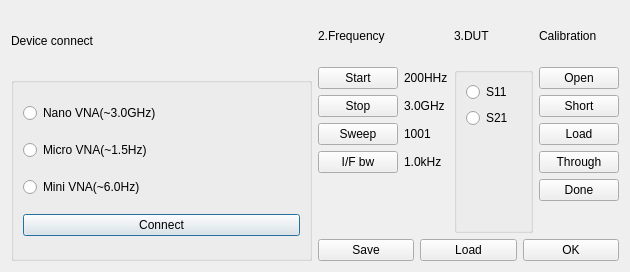
Qt form ui/setup.ui (AzizIlyosov/nanoVNA) before a commit.
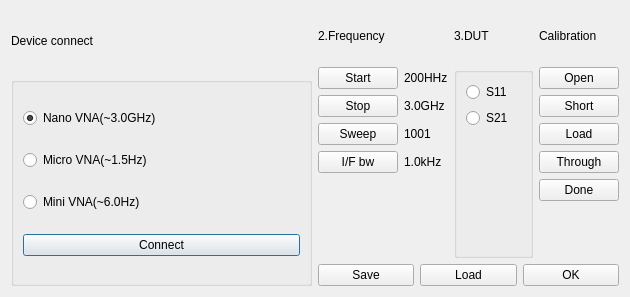
The same form after that commit.

Diff of the .ui file:
```diff
--- a/ui/setup.ui
+++ b/ui/setup.ui
@@ -7,7 +7,7 @@
     <x>0</x>
     <y>0</y>
     <width>630</width>
-    <height>272</height>
+    <height>297</height>
    </rect>
   </property>
   <property name="windowTitle">
@@ -48,6 +48,12 @@
             <property name="text">
              <string>Nano VNA(~3.0GHz)</string>
             </property>
+            <property name="checkable">
+             <bool>true</bool>
+            </property>
+            <property name="checked">
+             <bool>true</bool>
+            </property>
            </widget>
           </item>
           <item>
```
